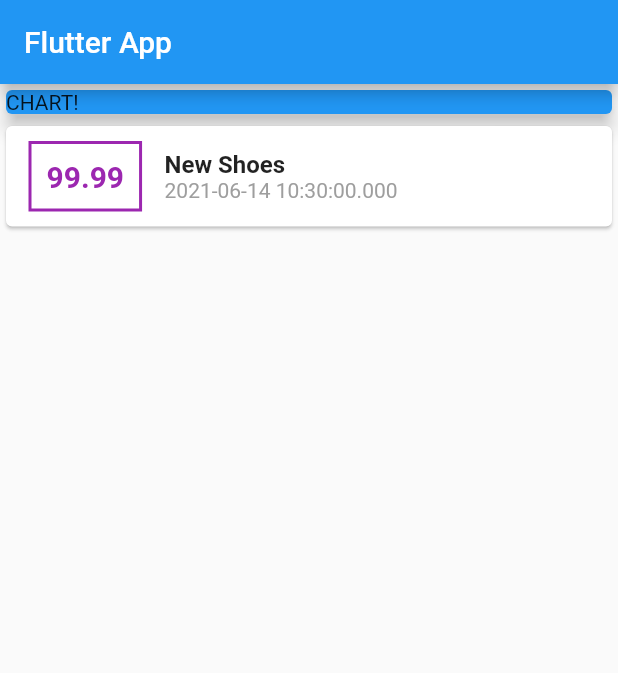
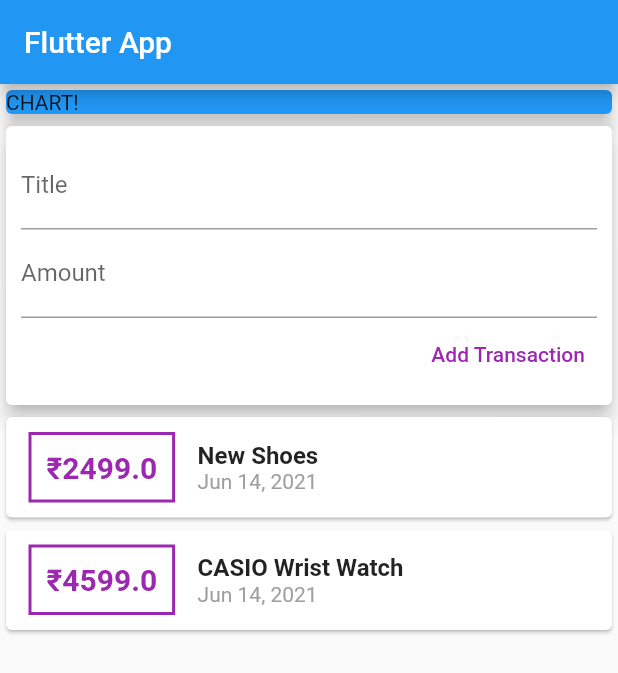
Before and after one commit to cryp73r/Flutter_App_Development_3, a Flutter app: the screen it shows after launch, on a phone screen of 412 x 824 dp. Shown: the top 673 px of the screen. Run offline on Flutter 3.47's test engine with Material 2 defaults, Android fonts, the phone set to English and light mode, and no system bars.

```diff
--- a/personal_expenses_app/lib/main.dart
+++ b/personal_expenses_app/lib/main.dart
@@ -1,4 +1,5 @@
 import 'package:flutter/material.dart';
+import 'package:intl/intl.dart';
 import 'package:personal_expenses_app/transaction.dart';
 
 void main() => runApp(const MyApp());
@@ -22,10 +23,21 @@ class MyHomePage extends StatelessWidget {
     Transaction(
         id: 't1',
         title: 'New Shoes',
-        amount: 99.99,
+        amount: 2499.0,
+        date: DateTime.now()
+    ),
+    Transaction(
+        id: 't2',
+        title: 'CASIO Wrist Watch',
+        amount: 4599.0,
         date: DateTime.now()
     ),
   ];
+  // String? titleInput;
+  // String? amountInput;
+
+  final titleController = TextEditingController();
+  final amountController = TextEditingController();
 
   @override
   Widget build(BuildContext context) {
@@ -34,6 +46,7 @@ class MyHomePage extends StatelessWidget {
         title: const Text("Flutter App"),
       ),
       body: Column(
+        crossAxisAlignment: CrossAxisAlignment.stretch,
         children: [
           const SizedBox(
             width: double.infinity,
@@ -41,6 +54,42 @@ class MyHomePage extends StatelessWidget {
               color: Colors.blue,
               child: Text("CHART!"),
               elevation: 5.0,
+            ),
+          ),
+          Card(
+            elevation: 5.0,
+            child: Container(
+              padding: const EdgeInsets.all(10.0),
+              child: Column(
+                crossAxisAlignment: CrossAxisAlignment.end,
+                children: [
+                  TextField(
+                    controller: titleController,
+                    decoration: const InputDecoration(
+                      labelText: "Title",
+                    ),
+                    // onChanged: (String value) {
+                    //   titleInput = value;
+                    // },
+                  ),
+                  TextField(
+                    controller: amountController,
+                    decoration: const InputDecoration(
+                      labelText: "Amount",
+                    ),
+                    // onChanged: (value) {
+                    //   amountInput = value;
+                    // },
+                  ),
+                  TextButton(
+                      onPressed: () {
+                        debugPrint(titleController.text);
+                        debugPrint(amountController.text);
+                      },
+                      child: const Text("Add Transaction", style: TextStyle(color: Colors.purple),),
+                  )
+                ],
+              ),
             ),
           ),
           Column(children: transaction.map((tx) {
@@ -56,7 +105,7 @@ class MyHomePage extends StatelessWidget {
                     ),
                     padding: const EdgeInsets.all(10.0),
                     child: Text(
-                      tx.amount!.toString(),
+                      "₹${tx.amount!}",
                       style: const TextStyle(
                         fontWeight: FontWeight.bold,
                         fontSize: 20.0,
@@ -75,7 +124,7 @@ class MyHomePage extends StatelessWidget {
                     ),
                   ),
                   Text(
-                      tx.date!.toString(),
+                      DateFormat.yMMMd().format(tx.date!),
                     style: const TextStyle(
                       color: Colors.grey,
                     ),
--- a/personal_expenses_app/pubspec.yaml
+++ b/personal_expenses_app/pubspec.yaml
@@ -34,6 +34,7 @@ dependencies:
   # The following adds the Cupertino Icons font to your application.
   # Use with the CupertinoIcons class for iOS style icons.
   cupertino_icons: ^1.0.2
+  intl: ^0.17.0
 
 dev_dependencies:
   flutter_test:
```
Also changed, not shown: personal_expenses_app/pubspec.lock.
